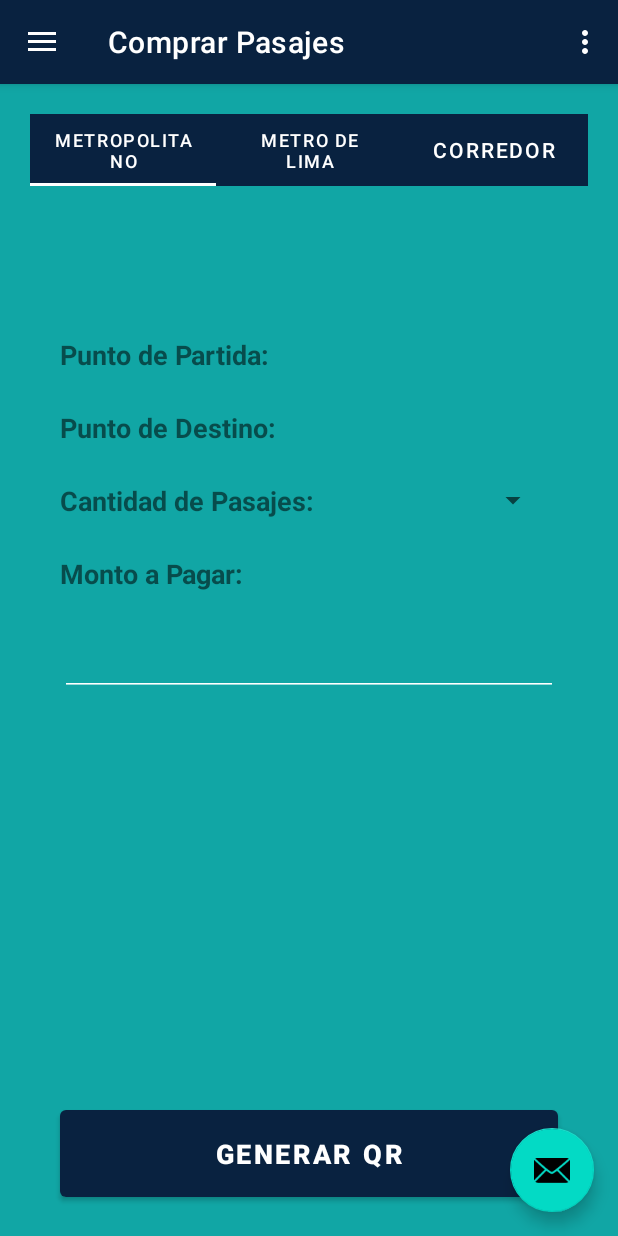
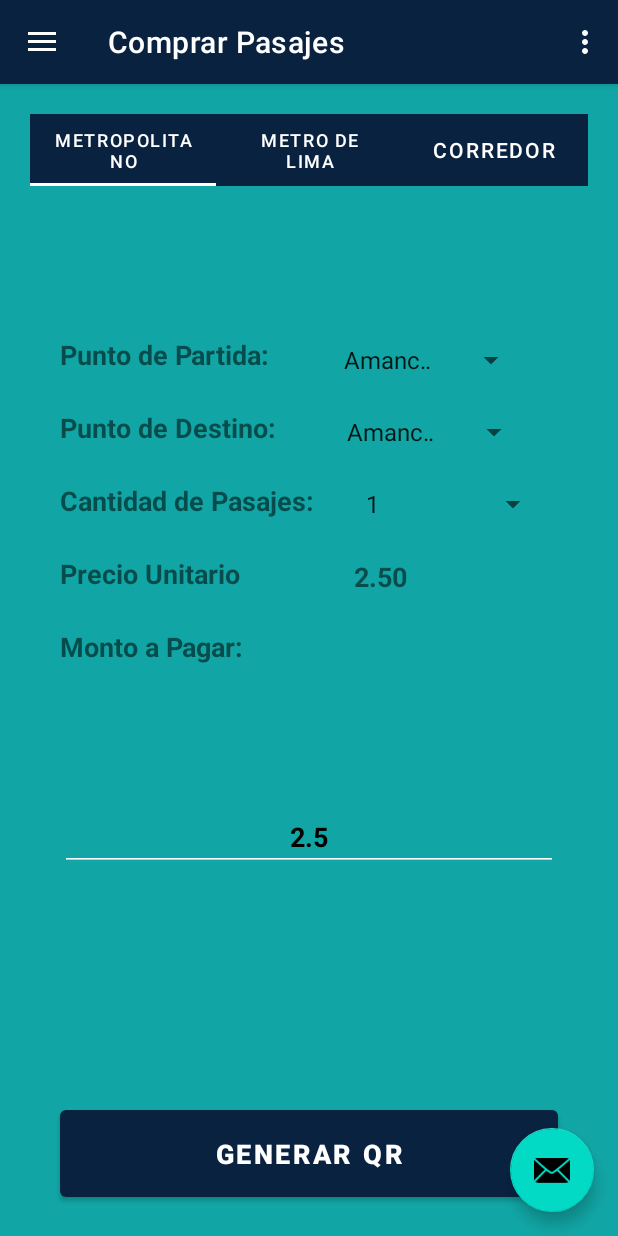
Before and after one commit to kevinanyoza/appmoviles, an Android app: the nav_pasajes screen opened through its navigation route, on a phone screen of 412 x 824 dp. Run offline under Robolectric (Android 15) with nearby library versions, the phone set to English and light mode, and no system bars; our stand-ins replace Volley, navigation-ui; network calls fail.

```diff
--- a/app/src/main/java/com/example/apptransporte1/ui/pasajes/nav_pasajes.java
+++ b/app/src/main/java/com/example/apptransporte1/ui/pasajes/nav_pasajes.java
@@ -1,5 +1,6 @@
 package com.example.apptransporte1.ui.pasajes;
 
+import android.content.Intent;
 import android.os.Bundle;
 
 import androidx.annotation.NonNull;
@@ -11,7 +12,12 @@ import androidx.navigation.Navigation;
 import android.view.LayoutInflater;
 import android.view.View;
 import android.view.ViewGroup;
+import android.widget.AdapterView;
 import android.widget.Button;
+import android.widget.EditText;
+import android.widget.Spinner;
+import android.widget.TableLayout;
+import android.widget.TextView;
 
 import com.example.apptransporte1.MainActivity;
 import com.example.apptransporte1.R;
@@ -20,6 +26,10 @@ import com.example.apptransporte1.R;
 public class nav_pasajes extends Fragment {
 
     Button btngenerarqr;
+    TableLayout menutabcorredor, menutabtren,menutabmetropoli, tableLayout;
+    TextView txtpreuni;
+    Spinner spcantidad;
+    EditText multimonto;
 
     public nav_pasajes() {
         // Required empty public constructor
@@ -48,6 +58,50 @@ public class nav_pasajes extends Fragment {
         super.onViewCreated(view, savedInstanceState);
 
         btngenerarqr = view.findViewById(R.id.btngenerarqr);
+        menutabcorredor = view.findViewById(R.id.tabcorredor);
+        menutabmetropoli = view.findViewById(R.id.tabmetropo);
+        menutabtren = view.findViewById(R.id.tabmetrolima);
+        txtpreuni = view.findViewById(R.id.txtpreunitario);
+        spcantidad = view.findViewById(R.id.spcantidad);
+        multimonto = view.findViewById(R.id.multxtmonto);
+
+
+
+    /*    menutabtren.setOnClickListener(new View.OnClickListener() {
+            @Override
+            public void onClick(View v) {
+                txtpreuni.setText("1.50");
+            }
+        });
+
+        menutabmetropoli.setOnClickListener(new View.OnClickListener() {
+            @Override
+            public void onClick(View v) {
+                txtpreuni.setText("2.50");
+            }
+        });*/
+
+        spcantidad.setOnItemSelectedListener(new AdapterView.OnItemSelectedListener() {
+            @Override
+            public void onItemSelected(AdapterView<?> parent, View view, int position, long id) {
+                String cant = spcantidad.getSelectedItem().toString();
+                String prec = txtpreuni.getText().toString();
+                double cantidad, precio, total;
+                String importe;
+
+                cantidad = Double.parseDouble(cant);
+                precio = Double.parseDouble(prec);
+
+                total = cantidad * precio;
+                //importe =
+                multimonto.setText(Double.toString(total));
+            }
+
+            @Override
+            public void onNothingSelected(AdapterView<?> parent) {
+
+            }
+        });
         //NavController navController = Navigation.findNavController( this, R.id.nav_host_fragment);
 
         btngenerarqr.setOnClickListener(new View.OnClickListener() {
--- a/app/src/main/res/layout/fragment_nav_pasajes.xml
+++ b/app/src/main/res/layout/fragment_nav_pasajes.xml
@@ -92,24 +92,26 @@
         android:textSize="18sp"
         android:textStyle="bold"
         app:layout_constraintStart_toStartOf="parent"
-        app:layout_constraintTop_toBottomOf="@+id/textView5" />
+        app:layout_constraintTop_toBottomOf="@+id/textView8" />
 
     <EditText
-        android:id="@+id/editTextTextMultiLine2"
+        android:id="@+id/multxtmonto"
         android:layout_width="match_parent"
         android:layout_height="wrap_content"
         android:layout_marginStart="20dp"
-        android:layout_marginTop="24dp"
+        android:layout_marginTop="92dp"
         android:layout_marginEnd="20dp"
         android:backgroundTint="@color/blanco"
         android:ems="10"
         android:enabled="false"
         android:gravity="start|top"
         android:inputType="textMultiLine"
+        android:textAlignment="center"
+        android:textColor="@color/black"
         android:textSize="18sp"
+
         android:textStyle="bold"
         app:layout_constraintEnd_toEndOf="parent"
-
         app:layout_constraintStart_toStartOf="parent"
         app:layout_constraintTop_toBottomOf="@+id/textView7" />
 
@@ -129,12 +131,56 @@
         app:layout_constraintStart_toStartOf="parent" />
 
     <Spinner
+        android:id="@+id/spcantidad"
+        android:layout_width="130dp"
+        android:layout_height="wrap_content"
+        android:layout_marginTop="24dp"
+        android:entries="@array/asientos"
+        app:layout_constraintEnd_toEndOf="parent"
+        app:layout_constraintStart_toEndOf="@+id/textView5"
+        app:layout_constraintTop_toBottomOf="@+id/spinner2" />
+
+    <TextView
+        android:id="@+id/textView8"
+        android:layout_width="wrap_content"
+        android:layout_height="wrap_content"
+        android:layout_marginStart="20dp"
+        android:layout_marginTop="24dp"
+        android:text="Precio Unitario"
+        android:textSize="18sp"
+        android:textStyle="bold"
+        app:layout_constraintStart_toStartOf="parent"
+        app:layout_constraintTop_toBottomOf="@+id/textView5" />
+
+    <TextView
+        android:id="@+id/txtpreunitario"
+        android:layout_width="wrap_content"
+        android:layout_height="wrap_content"
+        android:layout_marginTop="24dp"
+        android:text="2.50"
+        android:textSize="18sp"
+        android:textStyle="bold"
+        app:layout_constraintStart_toStartOf="@+id/spcantidad"
+        app:layout_constraintTop_toBottomOf="@+id/spcantidad" />
+
+    <Spinner
         android:id="@+id/spinner"
         android:layout_width="130dp"
         android:layout_height="wrap_content"
+        android:layout_marginTop="104dp"
+        android:entries="@array/rutas"
+        app:layout_constraintEnd_toEndOf="parent"
+        app:layout_constraintStart_toEndOf="@+id/textView3"
+        app:layout_constraintTop_toBottomOf="@+id/tabLayout" />
+
+    <Spinner
+        android:id="@+id/spinner2"
+        android:layout_width="130dp"
+        android:layout_height="wrap_content"
         android:layout_marginTop="24dp"
+        android:entries="@array/rutas"
         app:layout_constraintEnd_toEndOf="parent"
-        app:layout_constraintStart_toEndOf="@+id/textView5"
-        app:layout_constraintTop_toBottomOf="@+id/textView4" />
+        app:layout_constraintStart_toEndOf="@+id/textView4"
+        app:layout_constraintTop_toBottomOf="@+id/spinner" />
 
 </androidx.constraintlayout.widget.ConstraintLayout>
--- a/app/src/main/res/values/hijostransporte.xml
+++ b/app/src/main/res/values/hijostransporte.xml
@@ -6,4 +6,35 @@
         <item>Tren</item>
         <item>Metropolitano</item>
     </string-array>
+
+
+    <string-array name="asientos">
+        <item>1</item>
+        <item>2</item>
+        <item>3</item>
+        <item>4</item>
+        <item>5</item>
+    </string-array>
+
+    <string-array name="rutas">
+        <item>Amancaes</item>
+        <item>La Colonia</item>
+        <item>Madrid</item>
+        <item>L. Prado</item>
+        <item>G. Republicana</item>
+        <item>Chira</item>
+        <item>Viru</item>
+        <item>Ica</item>
+        <item>Moquegua</item>
+        <item>Ilo</item>
+        <item>Bolivia</item>
+        <item>España</item>
+        <item>Tarma</item>
+        <item>Saco Oliveros</item>
+        <item>Ramon Dagnino</item>
+    </string-array>
+
+
+
+
 </resources>
```
Also changed, not shown: app/src/main/java/com/example/apptransporte1/ReportarIncidencias.java (+77 -4 lines), app/src/main/res/layout/fragment_reportar_incidencias.xml (+24 -4 lines).
